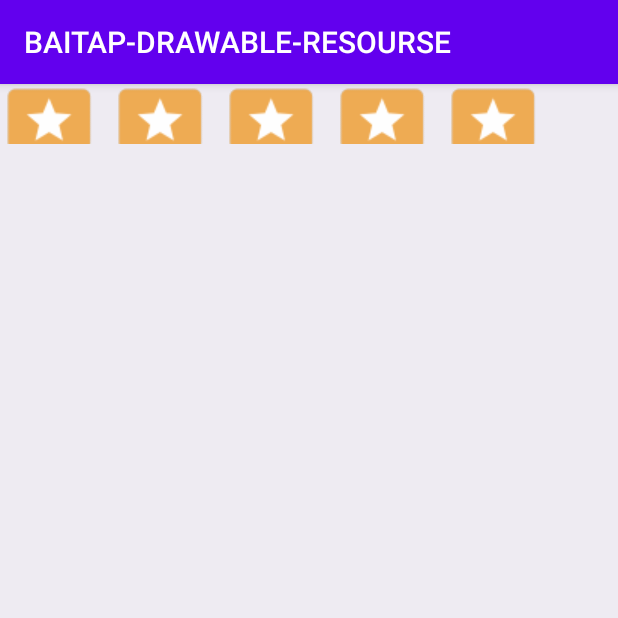
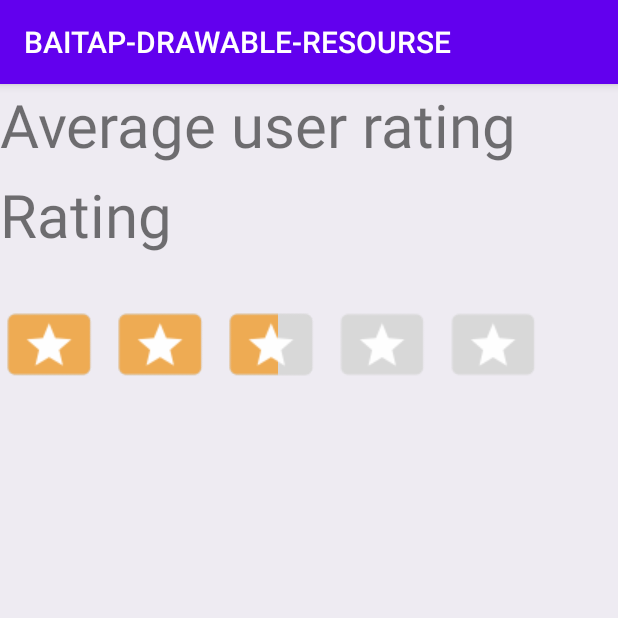
Before and after one commit to phamtandatx/ANDROID-BAITAP-DRAWABLE-RESOURSE, an Android app: the screen it shows after launch (MainActivity), on a phone screen of 412 x 824 dp, the top half of it. Run offline under Robolectric (Android 15) with nearby library versions, the phone set to English and light mode, and no system bars.

Commit message:
ex 2 finish

```diff
--- a/app/src/main/java/com/example/baitap_drawable_resourse/MainActivity.java
+++ b/app/src/main/java/com/example/baitap_drawable_resourse/MainActivity.java
@@ -4,22 +4,43 @@ import androidx.appcompat.app.AppCompatActivity;
 
 import android.graphics.Paint;
 import android.os.Bundle;
+import android.view.View;
+import android.widget.Button;
 import android.widget.RatingBar;
 import android.widget.TextView;
 
-import org.w3c.dom.Text;
-import java.text.DateFormat;
-import java.util.Date;
-
 public class MainActivity extends AppCompatActivity {
-    TextView textView4;
-
-
-        @Override
+    //    TextView Tvtext ;
+//    Button mbtn;
+    TextView txtRating;
+    RatingBar ratingBar;
+    @Override
     protected void onCreate(Bundle savedInstanceState) {
         super.onCreate(savedInstanceState);
         setContentView(R.layout.activity_main);
 
+//        Tvtext = findViewById(R.id.textView);
+//        mbtn = findViewById(R.id.button);
+//
+//        mbtn.setOnClickListener(new View.OnClickListener() {
+//            @Override
+//            public void onClick(View v) {
+//                Tvtext.setPaintFlags(Tvtext.getPaintFlags() | Paint.UNDERLINE_TEXT_FLAG);
+//            }
+//        });
+        txtRating = (TextView)findViewById(R.id.text_rating);
+        ratingBar = (RatingBar)findViewById(R.id.ratingBar_custom);
+
+        ratingBar.setOnRatingBarChangeListener(new RatingBar.OnRatingBarChangeListener() {
+            @Override
+            public void onRatingChanged(RatingBar ratingBar, float rating, boolean fromUser) {
+
+                txtRating.setText(rating +"/5");
+            }
+        });
+
+
 
     }
+
 }
--- /dev/null
+++ b/app/src/main/res/drawable/custom_ratingbar_selector.xml
@@ -0,0 +1,12 @@
+<?xml version="1.0" encoding="utf-8"?>
+<layer-list xmlns:android="http://schemas.android.com/apk/res/android">
+    <item android:id="@android:id/background"
+        android:drawable="@drawable/ratingbar_empty" />
+
+    <item android:id="@android:id/secondaryProgress"
+        android:drawable="@drawable/ratingbar_empty" />
+
+    <item android:id="@android:id/progress"
+        android:drawable="@drawable/star_filled" />
+
+</layer-list>
--- a/app/src/main/res/layout/activity_main.xml
+++ b/app/src/main/res/layout/activity_main.xml
@@ -8,12 +8,31 @@
     tools:context=".MainActivity">
 
     <RatingBar
-
-        style="@style/ratingbarStyleIndicator"
+        android:id="@+id/ratingBar_custom"
+        android:rating="2.5"
+        android:numStars="5"
+        android:stepSize="0.1"
+        android:progressDrawable="@drawable/custom_ratingbar_selector"
+        app:layout_constraintTop_toTopOf="parent"
+        android:layout_marginTop="150dp"
         android:layout_width="wrap_content"
-        android:layout_height="wrap_content"
-        android:numStars="5"
-        android:rating="2.1"
-        android:stepSize="0.5" />
+        android:layout_height="wrap_content"/>
+    <TextView
+        android:layout_marginTop="0dp"
+        android:textSize="40sp"
+        android:text="Average user rating"
+        app:layout_constraintTop_toTopOf="parent"
+        app:layout_constraintLeft_toLeftOf="parent"
+        android:layout_width="wrap_content"
+        android:layout_height="wrap_content"/>
+    <TextView
+        android:id="@+id/text_rating"
+        android:text="Rating"
+        android:layout_marginTop="60dp"
+        android:textSize="40sp"
+        app:layout_constraintTop_toTopOf="parent"
+        app:layout_constraintLeft_toLeftOf="parent"
+        android:layout_width="wrap_content"
+        android:layout_height="wrap_content"/>
 
 </androidx.constraintlayout.widget.ConstraintLayout>
--- a/app/src/main/res/values/ids.xml
+++ b/app/src/main/res/values/ids.xml
@@ -1,4 +1,5 @@
 <?xml version="1.0" encoding="utf-8"?>
 <resources>
     <item name="ratingbar" type="id" />
+    <item name="ratingBar" type="id" />
 </resources>
```
